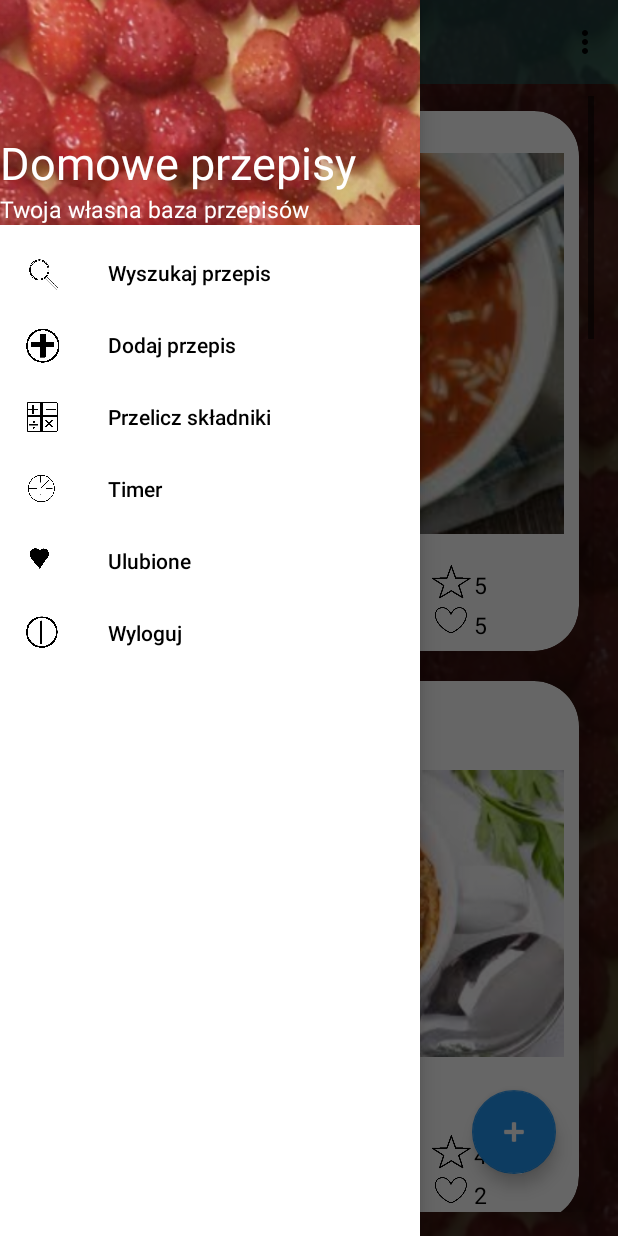
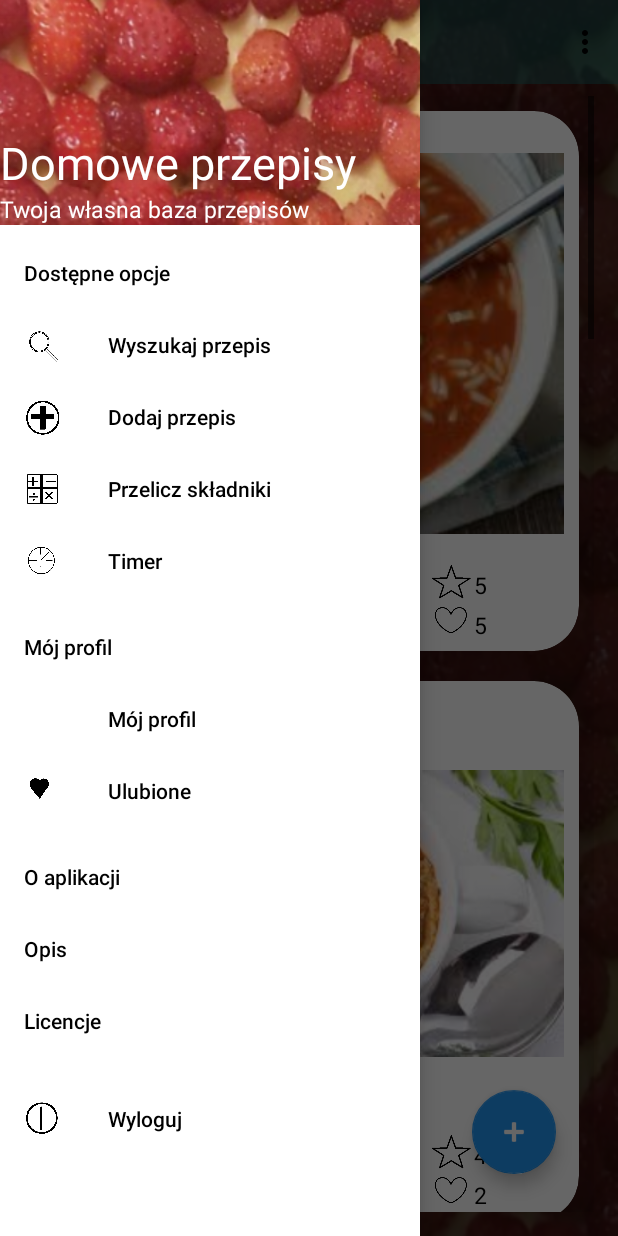
Before and after one commit to HelAsia/MojePrzepisy, an Android app: the MainRegisteredActivity screen opened directly, with no data from a screen before it, with the side drawer open, on a phone screen of 412 x 824 dp. Run offline under Robolectric (Android 15) with nearby library versions, the phone set to English and light mode, and no system bars.

Commit message:
Menu has been changed and started to use Butter Knife

```diff
--- a/mobile/app/build.gradle
+++ b/mobile/app/build.gradle
@@ -29,4 +29,8 @@ dependencies {
     compile 'com.android.support:cardview-v7:26.0.0-alpha1'
     compile 'com.android.support:recyclerview-v7:26.0.0-alpha1'
     testCompile 'junit:junit:4.12'
+
+    //Butter Knife Library by Jake Wharton
+    compile 'com.jakewharton:butterknife:8.8.1'
+    annotationProcessor 'com.jakewharton:butterknife-compiler:8.8.1'
 }
--- a/mobile/app/src/main/java/com/moje/przepisy/mojeprzepisy/MainNoRegisteredActivity.java
+++ b/mobile/app/src/main/java/com/moje/przepisy/mojeprzepisy/MainNoRegisteredActivity.java
@@ -1,6 +1,7 @@
 package com.moje.przepisy.mojeprzepisy;
 
 import android.content.Context;
+import android.content.Intent;
 import android.content.res.TypedArray;
 import android.graphics.BitmapFactory;
 import android.support.annotation.NonNull;
@@ -83,6 +84,9 @@ public class MainNoRegisteredActivity extends AppCompatActivity {
 
             }else if (id == R.id.timer_nav){
 
+            }else if (id == R.id.licences_nav) {
+              Intent intent = new Intent(MainNoRegisteredActivity.this, LicensesActivity.class);
+              startActivity(intent);
             }
 
             return false;
--- a/mobile/app/src/main/java/com/moje/przepisy/mojeprzepisy/MainRegisteredActivity.java
+++ b/mobile/app/src/main/java/com/moje/przepisy/mojeprzepisy/MainRegisteredActivity.java
@@ -1,6 +1,7 @@
 package com.moje.przepisy.mojeprzepisy;
 
 import android.content.Context;
+import android.content.Intent;
 import android.content.res.TypedArray;
 import android.graphics.BitmapFactory;
 import android.support.annotation.NonNull;
@@ -85,6 +86,9 @@ public class MainRegisteredActivity extends AppCompatActivity {
 
             }else if (id == R.id.favorites_nav) {
 
+            }else if (id == R.id.licences_nav) {
+              Intent intent = new Intent(MainRegisteredActivity.this, LicensesActivity.class);
+              startActivity(intent);
             }
             return false;
           }
--- a/mobile/app/src/main/res/layout/activity_main_registered.xml
+++ b/mobile/app/src/main/res/layout/activity_main_registered.xml
@@ -67,6 +67,4 @@
       android:layout_marginRight="25dp"/>
 
   </RelativeLayout>
-
-
 </android.support.v4.widget.DrawerLayout>
--- a/mobile/app/src/main/res/menu/drawer_registered.xml
+++ b/mobile/app/src/main/res/menu/drawer_registered.xml
@@ -1,7 +1,10 @@
 <?xml version="1.0" encoding="utf-8"?>
 <menu xmlns:android="http://schemas.android.com/apk/res/android">
-  <group android:checkableBehavior="single">
-
+  <group
+    android:id="@+id/menu_group_one"
+    android:checkableBehavior="single">
+    <item android:title="@string/available_option">
+     <menu>
       <item
         android:id="@+id/search_nav"
         android:icon="@drawable/search"
@@ -18,14 +21,43 @@
         android:id="@+id/timer_nav"
         android:icon="@drawable/timer"
         android:title="@string/timer"/>
+      </menu>
+    </item>
+  </group>
+
+  <group
+    android:id="@+id/my_profile_group"
+    android:checkableBehavior="single">
+    <item android:title="@string/my_profile">
+      <menu>
+        <item
+          android:id="@+id/my_profile_nav"
+          android:title="@string/my_profile"/>
         <item
           android:id="@+id/favorites_nav"
           android:icon="@drawable/favorites"
           android:title="@string/favorites"/>
+      </menu>
+    </item>
+  </group>
+
+  <group android:checkableBehavior="single">
+    <item android:title="@string/about_app">
+      <menu>
+        <item
+          android:id="@+id/about_app_nav"
+          android:title="@string/description"/>
+        <item
+          android:id="@+id/licences_nav"
+          android:title="@string/licences"/>
+      </menu>
+    </item>
+  </group>
+
+  <group android:checkableBehavior="single">
     <item
       android:id="@+id/logout_nav"
       android:icon="@drawable/turnoff"
       android:title="@string/logout"/>
-
   </group>
 </menu>
--- a/mobile/app/src/main/res/values/colors.xml
+++ b/mobile/app/src/main/res/values/colors.xml
@@ -13,4 +13,7 @@
   <color name="aqua_transparent">#8033ffff</color>
   <color name="white_transparent">#80FFFFFF</color>
   <color name="blue_transparent">#803F51B5</color>
+  <color name="red">#ff3300</color>
+  <color name="red_transparent">#80ff3300</color>
+  <color name="red_dark">#801818</color>
 </resources>
--- a/mobile/app/src/main/res/values/strings.xml
+++ b/mobile/app/src/main/res/values/strings.xml
@@ -35,4 +35,12 @@
   <string name="logout">Wyloguj</string>
 
   <string name="something">PRÓBA</string>
+  <string name="licences">Licencje</string>
+  <string name="about_app">O aplikacji</string>
+  <string name="description">Opis</string>
+
+  <string name="available_option">Dostępne opcje</string>
+  <string name="my_profile">Mój profil</string>
+
+
 </resources>
```
Also changed, not shown: mobile/app/src/main/java/com/moje/przepisy/mojeprzepisy/HomePage.java (+6 -7 lines), mobile/app/src/main/java/com/moje/przepisy/mojeprzepisy/LicensesActivity.java (added, +14 -0 lines), mobile/app/src/main/res/drawable/divider.xml (added, +7 -0 lines), mobile/app/src/main/res/layout/activity_licenses.xml (added, +14 -0 lines), mobile/app/src/main/res/menu/drawer_no_registered.xml (+23 -8 lines), mobile/app/src/main/res/layout/activity_main_no_registered.xml (indentation only). Lines whose indentation alone changed are shown as unchanged.
